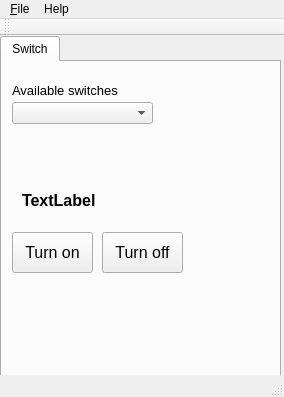
Before: the Qt Designer form clientapps/SensorTest/mainwindow.ui in keigezellig/fruitHAP, drawn with Qt 5.
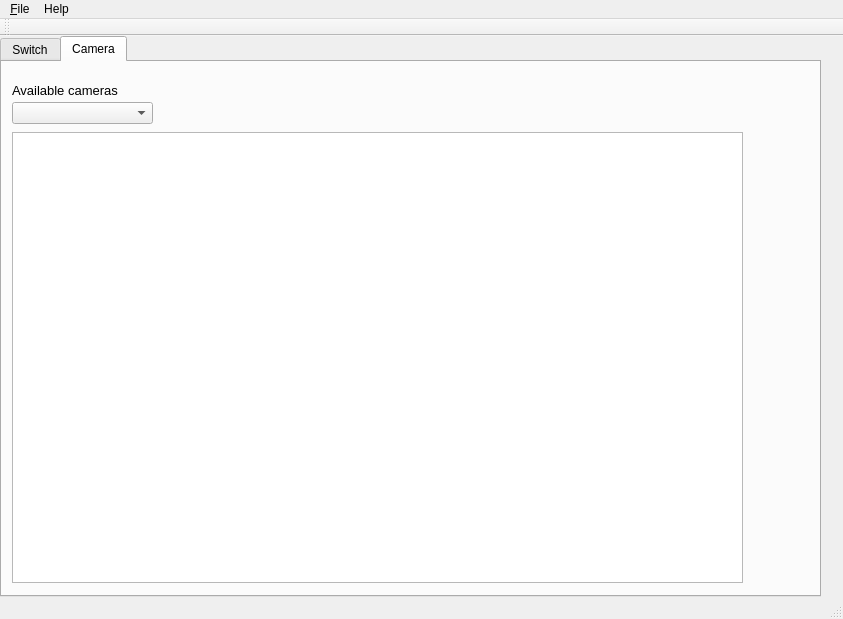
After: the same form once the commit is applied.

The edit to the form file:
```diff
--- a/clientapps/SensorTest/mainwindow.ui
+++ b/clientapps/SensorTest/mainwindow.ui
@@ -6,8 +6,8 @@
    <rect>
     <x>0</x>
     <y>0</y>
-    <width>284</width>
-    <height>397</height>
+    <width>843</width>
+    <height>619</height>
    </rect>
   </property>
   <property name="windowTitle">
@@ -25,15 +25,15 @@
      <rect>
       <x>0</x>
       <y>0</y>
-      <width>281</width>
-      <height>361</height>
+      <width>821</width>
+      <height>561</height>
      </rect>
     </property>
     <property name="tabShape">
      <enum>QTabWidget::Rounded</enum>
     </property>
     <property name="currentIndex">
-     <number>0</number>
+     <number>1</number>
     </property>
     <widget class="QWidget" name="tabSwitch">
      <attribute name="title">
@@ -124,6 +124,49 @@
       </property>
      </widget>
     </widget>
+    <widget class="QWidget" name="tab">
+     <attribute name="title">
+      <string>Camera</string>
+     </attribute>
+     <widget class="QComboBox" name="cmbCameraList">
+      <property name="geometry">
+       <rect>
+        <x>10</x>
+        <y>40</y>
+        <width>141</width>
+        <height>22</height>
+       </rect>
+      </property>
+     </widget>
+     <widget class="QLabel" name="label_2">
+      <property name="geometry">
+       <rect>
+        <x>10</x>
+        <y>20</y>
+        <width>131</width>
+        <height>16</height>
+       </rect>
+      </property>
+      <property name="font">
+       <font>
+        <pointsize>10</pointsize>
+       </font>
+      </property>
+      <property name="text">
+       <string>Available cameras</string>
+      </property>
+     </widget>
+     <widget class="QGraphicsView" name="cameraImage">
+      <property name="geometry">
+       <rect>
+        <x>10</x>
+        <y>70</y>
+        <width>731</width>
+        <height>451</height>
+       </rect>
+      </property>
+     </widget>
+    </widget>
    </widget>
   </widget>
   <widget class="QMenuBar" name="menuBar">
@@ -131,8 +174,8 @@
     <rect>
      <x>0</x>
      <y>0</y>
-     <width>284</width>
-     <height>21</height>
+     <width>843</width>
+     <height>27</height>
     </rect>
    </property>
    <widget class="QMenu" name="menu_File">
```
